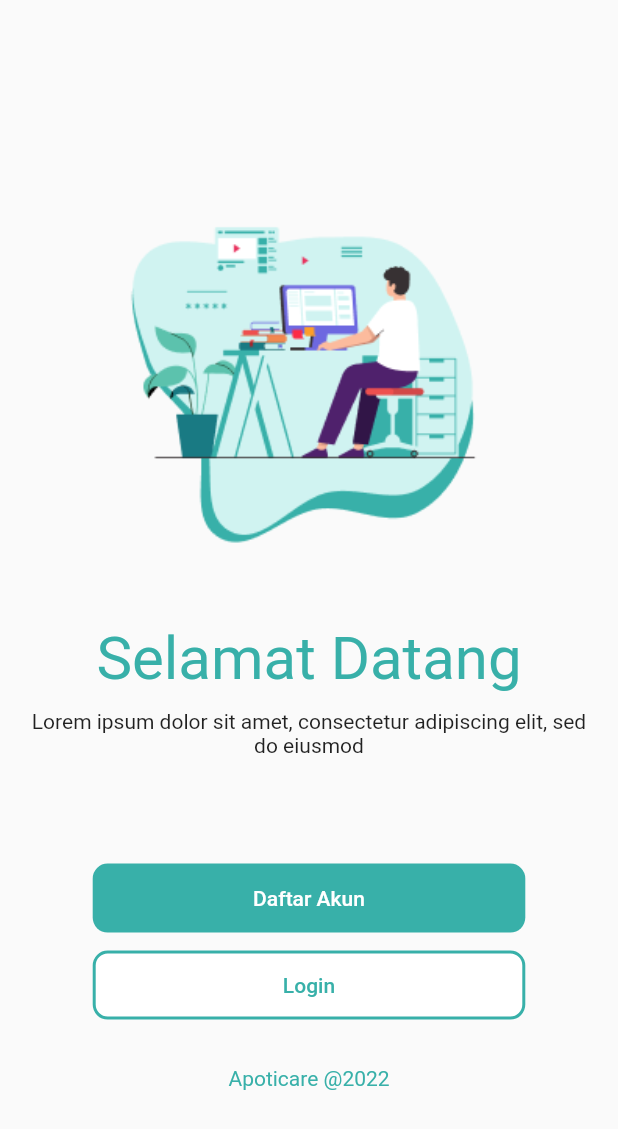
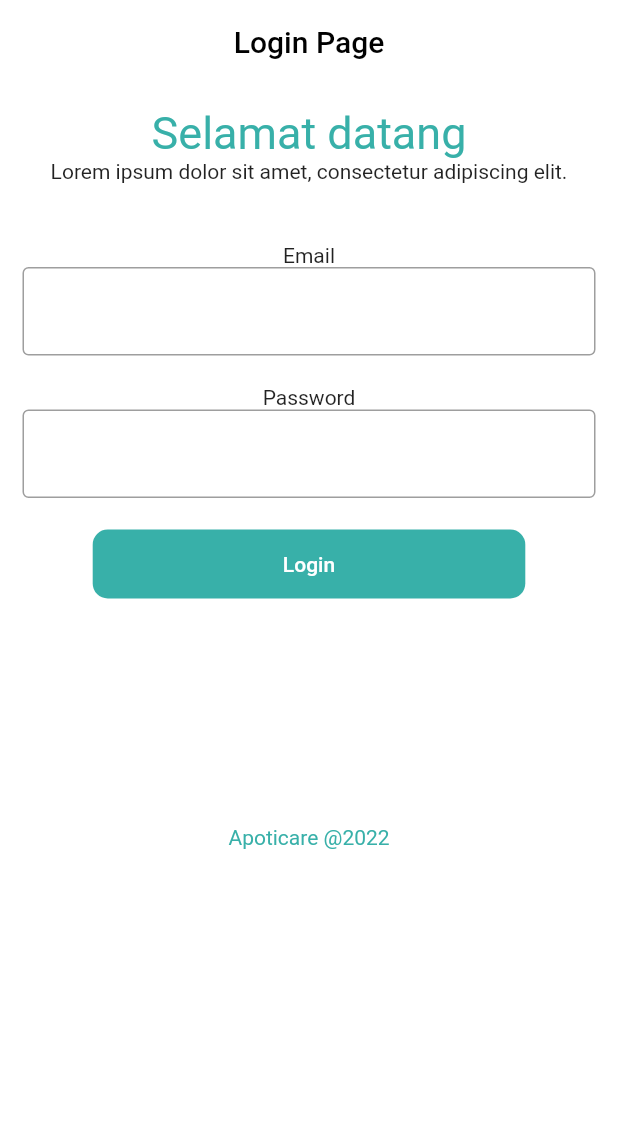
Before and after one commit to tikariza22/PROJEK-PBM, a Flutter app: the screen it shows after launch, after a tap on "Login", on a phone screen of 412 x 824 dp. Shown: the top 1129 px of the screen. Run offline on Flutter 3.47's test engine with Material 2 defaults, Android fonts, the light colour scheme and no system bars; our stand-ins replace get.

Commit message:
Pembuatan Halaman Login
Pebuatan view halaman login , masih terlihat kasar dan perlu evaluasi lagi terkait tata letak dan style nya

```diff
--- /dev/null
+++ b/apoticare/lib/app/modules/login/bindings/login_binding.dart
@@ -0,0 +1,12 @@
+import 'package:get/get.dart';
+
+import '../controllers/login_controller.dart';
+
+class LoginBinding extends Bindings {
+  @override
+  void dependencies() {
+    Get.lazyPut<LoginController>(
+      () => LoginController(),
+    );
+  }
+}
--- /dev/null
+++ b/apoticare/lib/app/modules/login/controllers/login_controller.dart
@@ -0,0 +1,20 @@
+import 'package:get/get.dart';
+
+class LoginController extends GetxController {
+  //TODO: Implement LoginController
+
+  final count = 0.obs;
+  @override
+  void onInit() {
+    super.onInit();
+  }
+
+  @override
+  void onReady() {
+    super.onReady();
+  }
+
+  @override
+  void onClose() {}
+  void increment() => count.value++;
+}
--- /dev/null
+++ b/apoticare/lib/app/modules/login/views/login_view.dart
@@ -0,0 +1,88 @@
+import 'package:flutter/material.dart';
+
+import 'package:get/get.dart';
+
+import '../controllers/login_controller.dart';
+
+class LoginView extends GetView<LoginController> {
+  @override
+  Widget build(BuildContext context) {
+    return Scaffold(
+      backgroundColor: Colors.white,
+      appBar: AppBar(
+        title: Text(
+          'Login Page',
+          style: TextStyle(
+            color: Colors.black,
+          ),
+        ),
+        elevation: 0,
+        centerTitle: true,
+        backgroundColor: Colors.white,
+
+      ),
+      body: Padding(
+        padding: const EdgeInsets.all(15.0),
+        child: Column(
+          children: [
+            Text(
+              "Selamat datang",
+              style: TextStyle(
+                fontSize: 30,
+                color: Color(0xff38B0A9)
+              ),
+            ),
+            Text(
+              "Lorem ipsum dolor sit amet, consectetur adipiscing elit.",
+              textAlign: TextAlign.center,
+            ),
+            SizedBox(height: 40,),
+            Text(
+              "Email",
+              textAlign: TextAlign.left,
+            ),
+            TextField(
+              decoration:InputDecoration(
+                border: OutlineInputBorder(
+                  borderSide: BorderSide(color: Colors.black, width: 10),
+                ),
+              ),
+            ),
+            SizedBox(height: 20,),
+            Text("Password"),
+            TextField(
+              decoration:InputDecoration(
+                border: OutlineInputBorder(),
+              ),
+            ),
+            SizedBox(height: 20,),
+            Container(
+                width: Get.width * 0.7,
+                child: ElevatedButton(
+                  onPressed: (){},
+                  child: Text("Login"),
+                  style: ElevatedButton.styleFrom(
+                    elevation: 0,
+                    primary: Color(0xff38B0A9),
+                    padding: EdgeInsets.symmetric(
+                      vertical: 15
+                    ),
+                    shape: RoundedRectangleBorder(
+                      borderRadius: BorderRadius.circular(10)
+                    )
+                  ),
+                ),
+              ),
+            SizedBox(height: 150,),
+            Text(
+                "Apoticare @2022",
+                style: TextStyle(
+                  color: Color(0xff38B0A9),
+                ),
+              )
+          ],
+        ),
+      )
+    );
+  }
+}
--- a/apoticare/lib/app/modules/welcome/views/welcome_view.dart
+++ b/apoticare/lib/app/modules/welcome/views/welcome_view.dart
@@ -1,3 +1,4 @@
+import 'package:apoticare/app/routes/app_pages.dart';
 import 'package:flutter/material.dart';
 
 import 'package:get/get.dart';
@@ -56,7 +57,9 @@ class WelcomeView extends GetView<WelcomeController> {
             Container(
               width: Get.width *0.7,
               child: ElevatedButton(
-                onPressed: (){},
+                onPressed: (){
+                  Get.toNamed(Routes.LOGIN);
+                },
                 child: Text(
                   "Login",
                   style: TextStyle(
--- a/apoticare/lib/app/routes/app_pages.dart
+++ b/apoticare/lib/app/routes/app_pages.dart
@@ -2,6 +2,8 @@ import 'package:get/get.dart';
 
 import '../modules/home/bindings/home_binding.dart';
 import '../modules/home/views/home_view.dart';
+import '../modules/login/bindings/login_binding.dart';
+import '../modules/login/views/login_view.dart';
 import '../modules/welcome/bindings/welcome_binding.dart';
 import '../modules/welcome/views/welcome_view.dart';
 
@@ -23,5 +25,10 @@ class AppPages {
       page: () => WelcomeView(),
       binding: WelcomeBinding(),
     ),
+    GetPage(
+      name: _Paths.LOGIN,
+      page: () => LoginView(),
+      binding: LoginBinding(),
+    ),
   ];
 }
--- a/apoticare/lib/app/routes/app_routes.dart
+++ b/apoticare/lib/app/routes/app_routes.dart
@@ -4,13 +4,13 @@ part of 'app_pages.dart';
 abstract class Routes {
   Routes._();
   static const HOME = _Paths.HOME;
+  static const WELCOME = _Paths.WELCOME;
   static const LOGIN = _Paths.LOGIN;
-  static const WELCOME = _Paths.WELCOME;
 }
 
 abstract class _Paths {
   _Paths._();
   static const HOME = '/home';
+  static const WELCOME = '/welcome';
   static const LOGIN = '/login';
-  static const WELCOME = '/welcome';
 }
```
